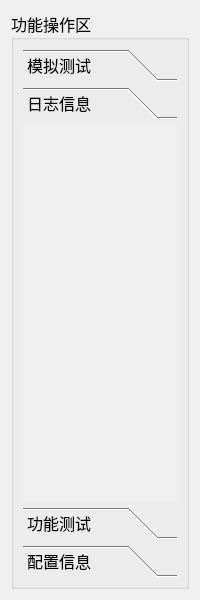
Above: IDC_TestSystem/SI-PDU/toolbox/sitoolboxwid.ui from ChinaClever/IDC_TestSystem before the change. Below: the same form after it.
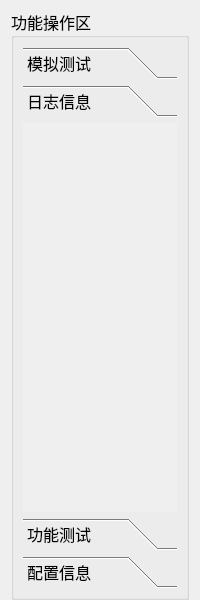
That is the form after the change. The open tabs and pages were chosen to show the change.

What changed in the file:
```diff
--- a/IDC_TestSystem/SI-PDU/toolbox/sitoolboxwid.ui
+++ b/IDC_TestSystem/SI-PDU/toolbox/sitoolboxwid.ui
@@ -14,6 +14,12 @@
    <string>Form</string>
   </property>
   <layout class="QGridLayout" name="gridLayout">
+   <property name="topMargin">
+    <number>9</number>
+   </property>
+   <property name="bottomMargin">
+    <number>0</number>
+   </property>
    <item row="0" column="0">
     <widget class="QGroupBox" name="groupBox">
      <property name="font">
@@ -49,8 +55,8 @@
           <rect>
            <x>0</x>
            <y>0</y>
-           <width>162</width>
-           <height>446</height>
+           <width>100</width>
+           <height>30</height>
           </rect>
          </property>
          <attribute name="label">
```
Left out of the diff: 10 changed lines with no effect on the pictures.
